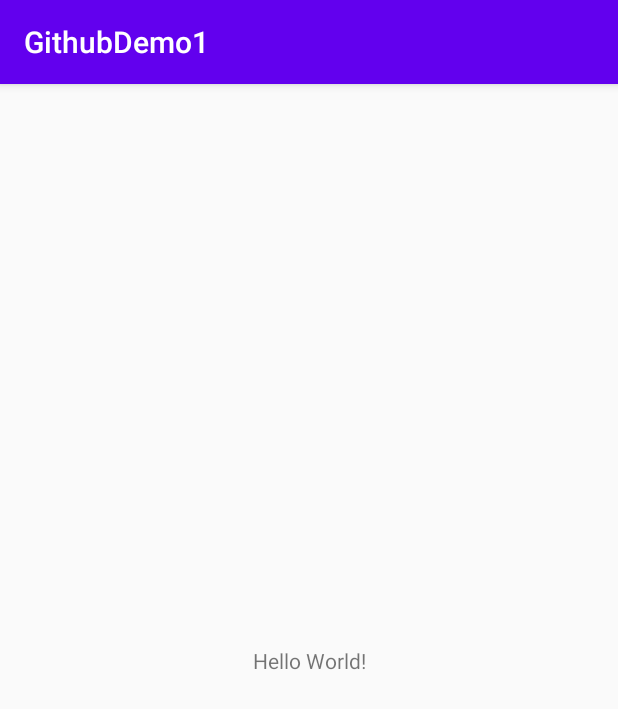
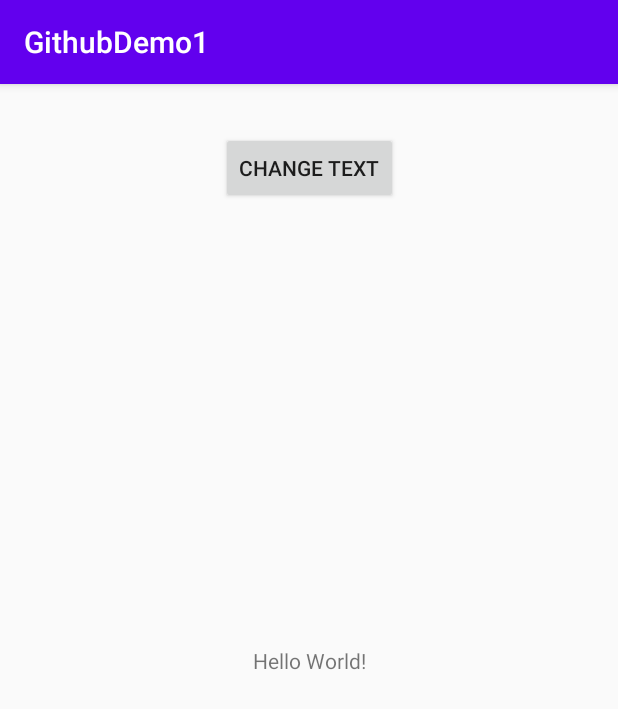
Before and after one commit to rpandey1234/GithubDemo1, an Android app: the screen it shows after launch (MainActivity), on a phone screen of 412 x 824 dp. Shown: the top 709 px of the screen. Run offline under Robolectric (Android 15) with nearby library versions, the phone set to English and light mode, and no system bars.

Commit message:
Add a button

```diff
--- a/app/src/main/java/edu/stanford/rkpandey/githubdemo1/MainActivity.kt
+++ b/app/src/main/java/edu/stanford/rkpandey/githubdemo1/MainActivity.kt
@@ -2,11 +2,15 @@ package edu.stanford.rkpandey.githubdemo1
 
 import androidx.appcompat.app.AppCompatActivity
 import android.os.Bundle
+import kotlinx.android.synthetic.main.activity_main.*
 
 class MainActivity : AppCompatActivity() {
 
     override fun onCreate(savedInstanceState: Bundle?) {
         super.onCreate(savedInstanceState)
         setContentView(R.layout.activity_main)
+        button.setOnClickListener {
+            tvHello.text = "Look at me!!"
+        }
     }
 }
--- a/app/src/main/res/layout/activity_main.xml
+++ b/app/src/main/res/layout/activity_main.xml
@@ -7,6 +7,7 @@
     tools:context=".MainActivity">
 
     <TextView
+        android:id="@+id/tvHello"
         android:layout_width="wrap_content"
         android:layout_height="wrap_content"
         android:text="Hello World!"
@@ -15,4 +16,14 @@
         app:layout_constraintRight_toRightOf="parent"
         app:layout_constraintTop_toTopOf="parent" />
 
+    <Button
+        android:id="@+id/button"
+        android:layout_width="wrap_content"
+        android:layout_height="wrap_content"
+        android:layout_marginTop="32dp"
+        android:text="Change text"
+        app:layout_constraintEnd_toEndOf="parent"
+        app:layout_constraintStart_toStartOf="parent"
+        app:layout_constraintTop_toTopOf="parent" />
+
 </androidx.constraintlayout.widget.ConstraintLayout>
```
